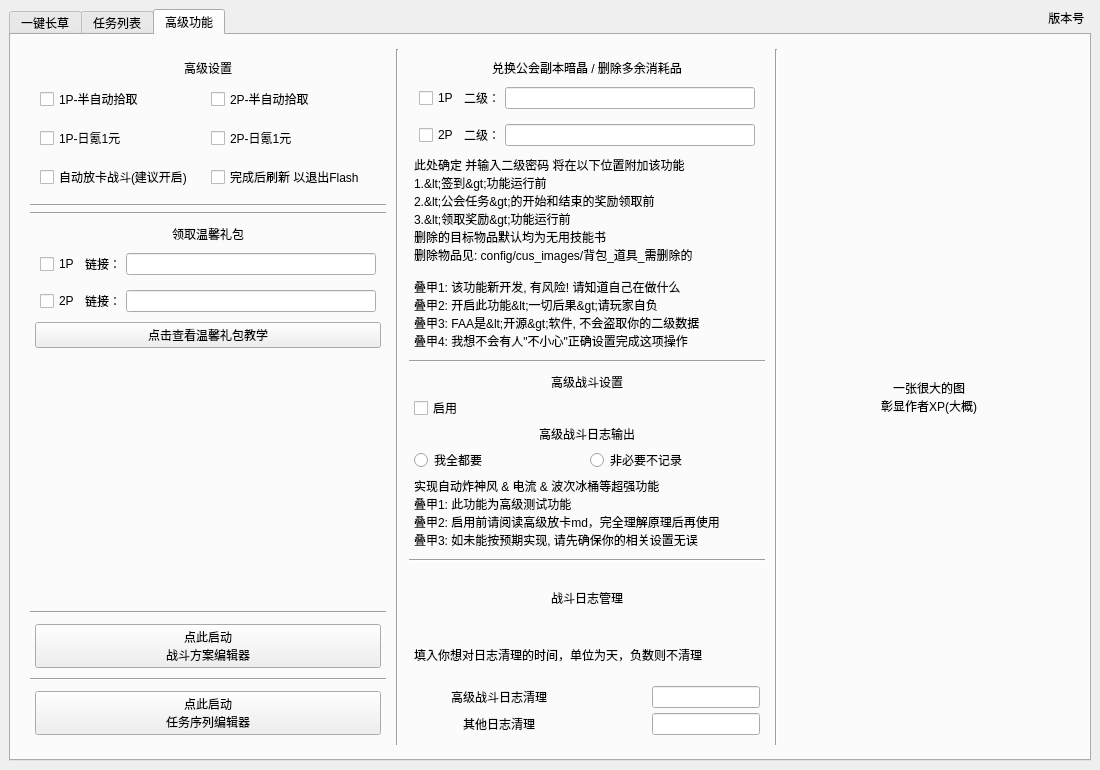
StareAbyss/FoodsVsMiceAutoAssistant, file resource/ui/FAA_3.0.ui: the form before one commit.
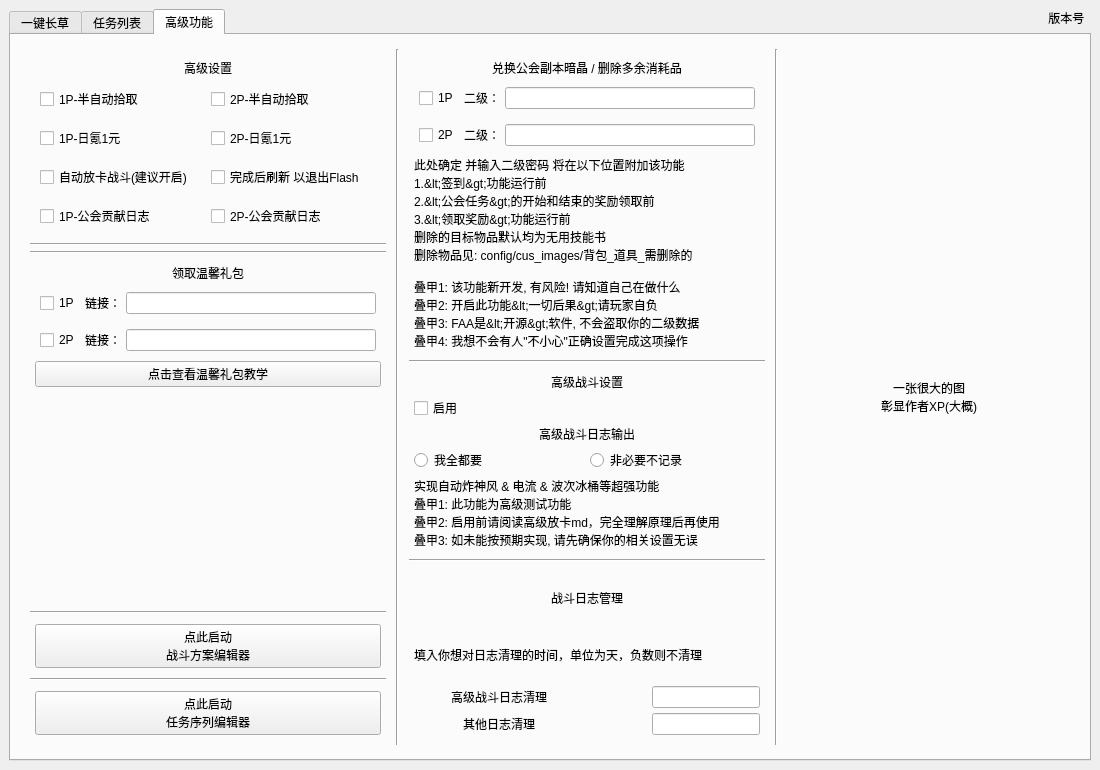
The form after the commit. The open tabs and pages were chosen to show the change. Custom widgets are drawn as their Qt base class.

Commit message: 1.5.0-beta.3 增加公会日志功能

```diff
--- a/resource/ui/FAA_3.0.ui
+++ b/resource/ui/FAA_3.0.ui
@@ -7996,7 +7996,7 @@
                 <number>5</number>
                </property>
                <item>
-                <layout class="QVBoxLayout" name="Lay_AdvancedSettings" stretch="1,1,0,1">
+                <layout class="QVBoxLayout" name="Lay_AdvancedSettings" stretch="1,1,0,1,0">
                  <property name="spacing">
                   <number>5</number>
                  </property>
@@ -8247,6 +8247,36 @@
                    </item>
                   </layout>
                  </item>
+                 <item>
+                  <layout class="QHBoxLayout" name="Lay_AdvancedSettings_Bottom_2">
+                   <property name="leftMargin">
+                    <number>5</number>
+                   </property>
+                   <property name="topMargin">
+                    <number>5</number>
+                   </property>
+                   <property name="rightMargin">
+                    <number>5</number>
+                   </property>
+                   <property name="bottomMargin">
+                    <number>5</number>
+                   </property>
+                   <item>
+                    <widget class="QCheckBox" name="GuildManager_1P">
+                     <property name="text">
+                      <string>1P-公会贡献日志</string>
+                     </property>
+                    </widget>
+                   </item>
+                   <item>
+                    <widget class="QCheckBox" name="GuildManager_2P">
+                     <property name="text">
+                      <string>2P-公会贡献日志</string>
+                     </property>
+                    </widget>
+                   </item>
+                  </layout>
+                 </item>
                 </layout>
                </item>
                <item>
```
Left out of the diff: 2 changed lines with no effect on the pictures. The commit also changes 17 other files.
